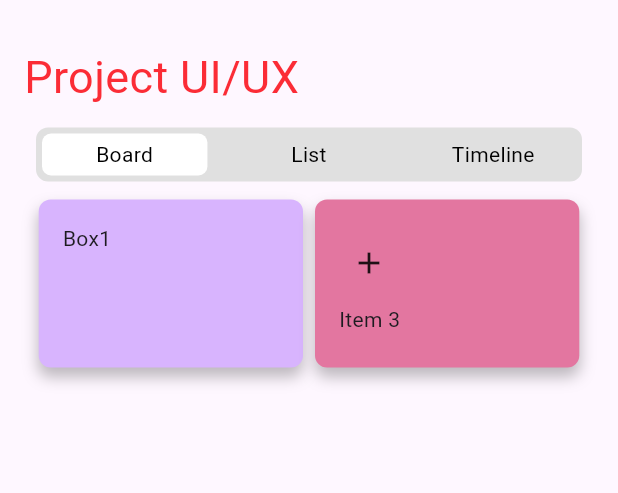
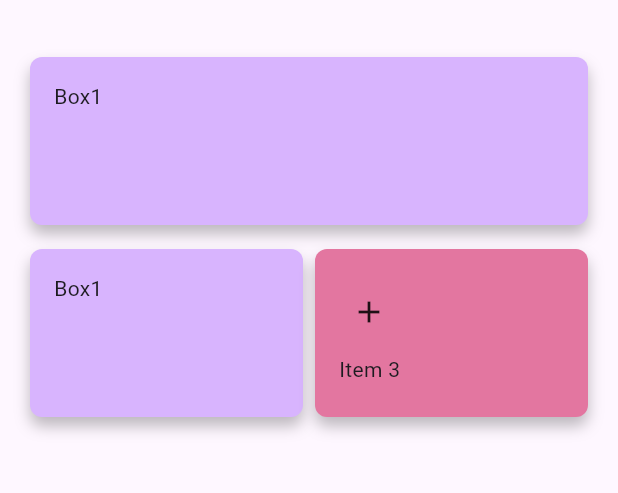
Before and after one commit to flutterwind/flutterwind, a Flutter app: the screen it shows after launch, on a phone screen of 412 x 824 dp, the part 63-556 px from its top. Run offline on Flutter 3.47's test engine with Material 3 defaults, Android fonts, the phone set to English and light mode, and no system bars; our stand-ins replace logger, yaml.

Commit message:
fix: working grid complete

```diff
--- a/example/lib/main.dart
+++ b/example/lib/main.dart
@@ -45,43 +45,43 @@ class _AppState extends State<App> {
           title: const Text('Flutter Demo'),
         ),
         body: [
-          const Text("Project UI/UX")
-              .className('text-red-500 font-semibold text-3xl'),
-          Container(
-            child: [
-              Container(
-                child: const Text("Board")
-                    .className("text-black font-semibold text-center"),
-              )
-                  .className(cn({
-                    'bg-white': selectedTab == 0
-                  }, 'px-4 py-1 rounded-md w-[19%] flex items-center justify-center transition-all duration-10 ease-in-out'))
-                  .withGestures(
-                    onTap: () => setSelectedTab(0),
-                  ),
-              Container(
-                child: const Text("List")
-                    .className("text-black font-semibold text-center"),
-              )
-                  .className(cn({
-                    'bg-white': selectedTab == 1
-                  }, "px-4 py-1 rounded-md w-[19%] flex items-center justify-center transition-all duration-10 ease-in-out"))
-                  .withGestures(
-                    onTap: () => setSelectedTab(1),
-                  ),
-              Container(
-                child: const Text("Timeline")
-                    .className("text-black font-semibold text-center"),
-              )
-                  .className(cn({
-                    'bg-white': selectedTab == 2
-                  }, "px-4 py-1 rounded-md w-[19%] flex items-center justify-center transition-all duration-10 ease-in-out"))
-                  .withGestures(
-                    onTap: () => setSelectedTab(2),
-                  ),
-            ].className(
-                "flex flex-row bg-[#e0e0e0] rounded-lg items-start justify-between gap-2 p-1"),
-          ).className("w-full px-2"),
+          // const Text("Project UI/UX")
+          //     .className('text-red-500 font-semibold text-3xl'),
+          // Container(
+          //   child: [
+          //     Container(
+          //       child: const Text("Board")
+          //           .className("text-black font-semibold text-center"),
+          //     )
+          //         .className(cn({
+          //           'bg-white': selectedTab == 0
+          //         }, 'px-4 py-1 rounded-md w-[19%] flex items-center justify-center transition-all duration-10 ease-in-out'))
+          //         .withGestures(
+          //           onTap: () => setSelectedTab(0),
+          //         ),
+          //     Container(
+          //       child: const Text("List")
+          //           .className("text-black font-semibold text-center"),
+          //     )
+          //         .className(cn({
+          //           'bg-white': selectedTab == 1
+          //         }, "px-4 py-1 rounded-md w-[19%] flex items-center justify-center transition-all duration-10 ease-in-out"))
+          //         .withGestures(
+          //           onTap: () => setSelectedTab(1),
+          //         ),
+          //     Container(
+          //       child: const Text("Timeline")
+          //           .className("text-black font-semibold text-center"),
+          //     )
+          //         .className(cn({
+          //           'bg-white': selectedTab == 2
+          //         }, "px-4 py-1 rounded-md w-[19%] flex items-center justify-center transition-all duration-10 ease-in-out"))
+          //         .withGestures(
+          //           onTap: () => setSelectedTab(2),
+          //         ),
+          //   ].className(
+          //       "flex flex-row bg-[#e0e0e0] rounded-lg items-start justify-between gap-2 p-1"),
+          // ).className("w-full px-2"),
           [
             Container(
               child: const Text("Box1"),
@@ -89,6 +89,12 @@ class _AppState extends State<App> {
                 .className(
                     'p-4 bg-purple-300 rounded-lg shadow-lg w-[35%] h-[80px]')
                 .colSpan(2),
+            Container(
+              child: const Text("Box1"),
+            )
+                .className(
+                    'p-4 bg-purple-300 rounded-lg shadow-lg w-[35%] h-[80px]')
+                .colSpan(1),
             Container(
               child: [
                 Container(
@@ -100,7 +106,8 @@ class _AppState extends State<App> {
                 .className(
                     'p-4 bg-[#e376a0] rounded-lg shadow-lg w-[35%] h-[80px]')
                 .colSpan(1),
-          ].className('flex gap-2 w-full items-center justify-center'),
+          ].className(
+              'grid grid-cols-2 gap-2 w-full items-center justify-center'),
         ].className(
             'flex flex-col items-start justify-start gap-3 p-4 w-full h-auto '),
       ),
--- a/lib/flutterwind.dart
+++ b/lib/flutterwind.dart
@@ -1,4 +1,4 @@
-library flutterwind;
+library;
 
 export 'src/flutterwind_core.dart';
 export 'src/extensions/gesture_extension.dart';
--- a/lib/src/flutterwind_core.dart
+++ b/lib/src/flutterwind_core.dart
@@ -3,10 +3,11 @@ import 'package:flutterwind_core/src/utils/parser.dart';
 
 /// Extension on Widget to support Tailwind‑like classes.
 /// Example:
-///   Text("Hello").cls("text-lg font-bold bg-[#ff0000] p-2")
+///   Text("Hello").className("text-lg font-bold bg-[#ff0000] p-2")
 extension FlutterWindExtension on Widget {
   Widget className(String classString) {
     final classes = classString.split(RegExp(r'\s+'));
+    print("classes ::: $classes");
     return applyFlutterWind(this, classes);
   }
 }
```
Also changed, not shown: lib/src/classes/grid.dart (+16 -16 lines), lib/src/classes/layout.dart (+183 -8 lines), lib/src/extensions/grid_extension.dart (+15 -15 lines), lib/src/utils/parser.dart (+26 -66 lines).
